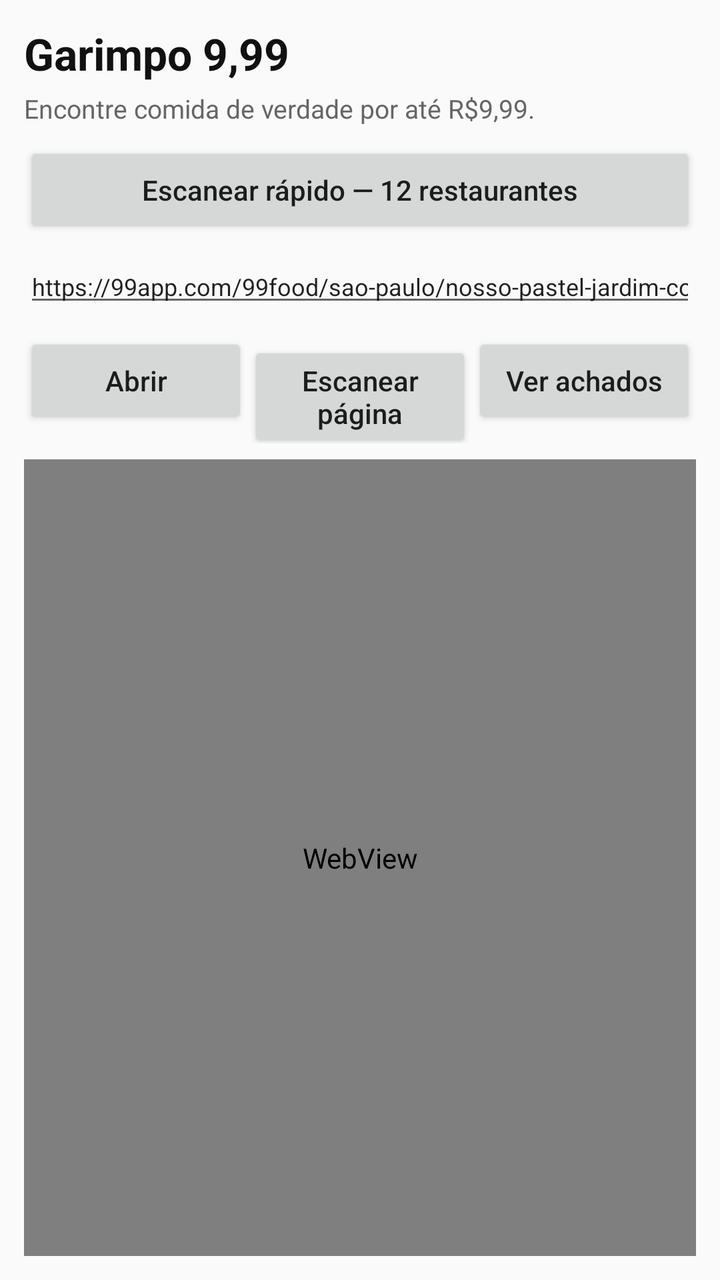
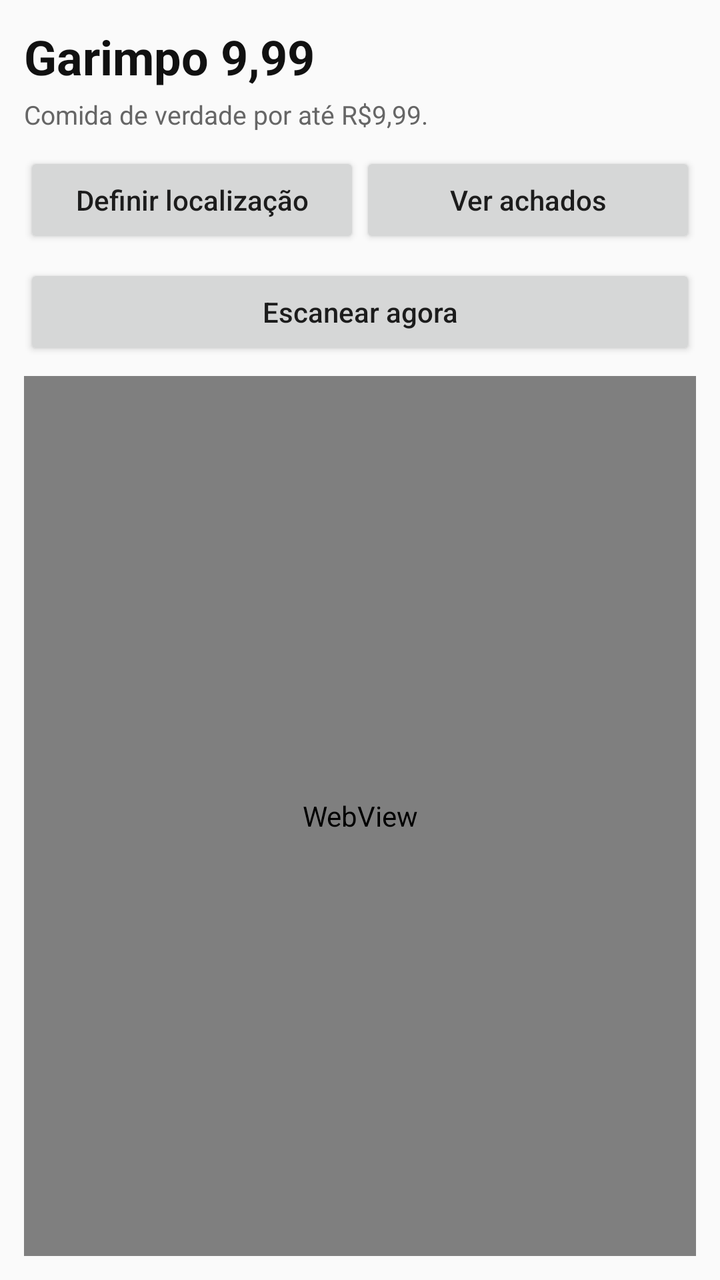

Before-and-after screenshots of an Android layout around one commit, followed by the original layout XML and the change that was made.
<!-- AndroidManifest.xml: application theme android:Theme.Material.Light.NoActionBar -->
<!-- res/layout/activity_main.xml -->
<?xml version="1.0" encoding="utf-8"?>
<LinearLayout xmlns:android="http://schemas.android.com/apk/res/android"
    android:layout_width="match_parent"
    android:layout_height="match_parent"
    android:orientation="vertical"
    android:padding="12dp">

    <TextView
        android:id="@+id/title"
        android:layout_width="match_parent"
        android:layout_height="wrap_content"
        android:text="Garimpo 9,99"
        android:textStyle="bold"
        android:textSize="22sp"
        android:textColor="#111111" />

    <TextView
        android:id="@+id/status"
        android:layout_width="match_parent"
        android:layout_height="wrap_content"
        android:text="Encontre comida de verdade por até R$9,99."
        android:textSize="13sp"
        android:textColor="#666666"
        android:paddingTop="4dp"
        android:paddingBottom="8dp" />

    <Button
        android:id="@+id/autoScanButton"
        android:layout_width="match_parent"
        android:layout_height="wrap_content"
        android:text="Escanear rápido — 12 restaurantes"
        android:textAllCaps="false" />

    <EditText
        android:id="@+id/urlInput"
        android:layout_width="match_parent"
        android:layout_height="wrap_content"
        android:singleLine="true"
        android:textSize="12sp"
        android:inputType="textUri"
        android:text="https://99app.com/99food/sao-paulo/nosso-pastel-jardim-colonia/5764608520268546182/"
        android:layout_marginTop="6dp" />

    <LinearLayout
        android:layout_width="match_parent"
        android:layout_height="wrap_content"
        android:orientation="horizontal"
        android:paddingTop="8dp"
        android:paddingBottom="8dp">

        <Button
            android:id="@+id/openButton"
            android:layout_width="0dp"
            android:layout_height="wrap_content"
            android:layout_weight="1"
            android:text="Abrir"
            android:textAllCaps="false" />

        <Button
            android:id="@+id/scanButton"
            android:layout_width="0dp"
            android:layout_height="wrap_content"
            android:layout_weight="1"
            android:text="Escanear página"
            android:textAllCaps="false" />

        <Button
            android:id="@+id/garimpoButton"
            android:layout_width="0dp"
            android:layout_height="wrap_content"
            android:layout_weight="1"
            android:text="Ver achados"
            android:textAllCaps="false" />
    </LinearLayout>

    <WebView
        android:id="@+id/webView"
        android:layout_width="match_parent"
        android:layout_height="0dp"
        android:layout_weight="1" />

</LinearLayout>
<!-- resources referenced by this layout -->
<resources>

</resources>

<!-- the commit's change to res/layout/activity_main.xml (unified diff, before → after) -->
@@ -11,57 +11,31 @@
         android:layout_height="wrap_content"
         android:text="Garimpo 9,99"
         android:textStyle="bold"
-        android:textSize="22sp"
+        android:textSize="24sp"
         android:textColor="#111111" />
 
     <TextView
         android:id="@+id/status"
         android:layout_width="match_parent"
         android:layout_height="wrap_content"
-        android:text="Encontre comida de verdade por até R$9,99."
+        android:text="Comida de verdade por até R$9,99."
         android:textSize="13sp"
         android:textColor="#666666"
         android:paddingTop="4dp"
-        android:paddingBottom="8dp" />
-
-    <Button
-        android:id="@+id/autoScanButton"
-        android:layout_width="match_parent"
-        android:layout_height="wrap_content"
-        android:text="Escanear rápido — 12 restaurantes"
-        android:textAllCaps="false" />
-
-    <EditText
-        android:id="@+id/urlInput"
-        android:layout_width="match_parent"
-        android:layout_height="wrap_content"
-        android:singleLine="true"
-        android:textSize="12sp"
-        android:inputType="textUri"
-        android:text="https://99app.com/99food/sao-paulo/nosso-pastel-jardim-colonia/5764608520268546182/"
-        android:layout_marginTop="6dp" />
+        android:paddingBottom="10dp" />
 
     <LinearLayout
         android:layout_width="match_parent"
         android:layout_height="wrap_content"
         android:orientation="horizontal"
-        android:paddingTop="8dp"
         android:paddingBottom="8dp">
 
         <Button
-            android:id="@+id/openButton"
+            android:id="@+id/locationButton"
             android:layout_width="0dp"
             android:layout_height="wrap_content"
             android:layout_weight="1"
-            android:text="Abrir"
-            android:textAllCaps="false" />
-
-        <Button
-            android:id="@+id/scanButton"
-            android:layout_width="0dp"
-            android:layout_height="wrap_content"
-            android:layout_weight="1"
-            android:text="Escanear página"
+            android:text="Definir localização"
             android:textAllCaps="false" />
 
         <Button
@@ -73,6 +47,14 @@
             android:textAllCaps="false" />
     </LinearLayout>
 
+    <Button
+        android:id="@+id/autoScanButton"
+        android:layout_width="match_parent"
+        android:layout_height="wrap_content"
+        android:text="Escanear agora"
+        android:textAllCaps="false"
+        android:layout_marginBottom="8dp" />
+
     <WebView
         android:id="@+id/webView"
         android:layout_width="match_parent"
